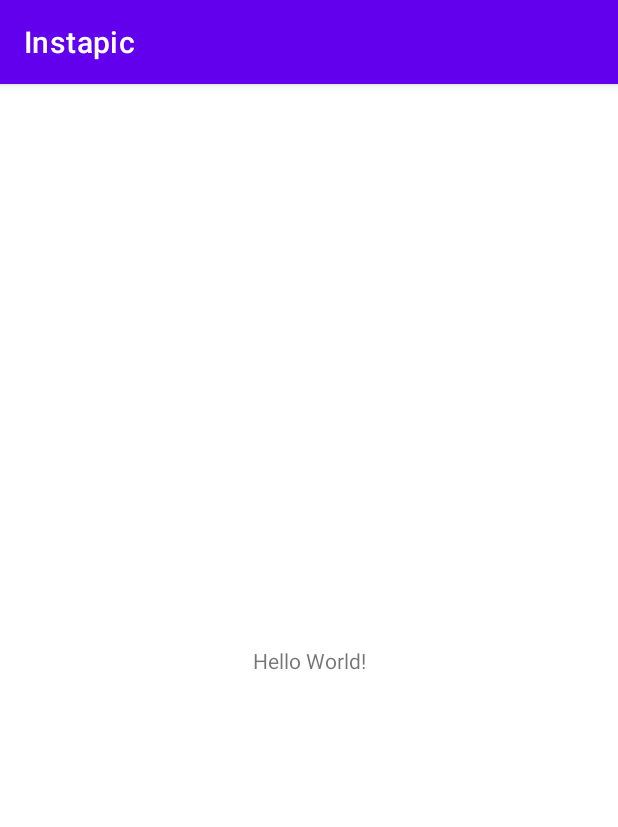
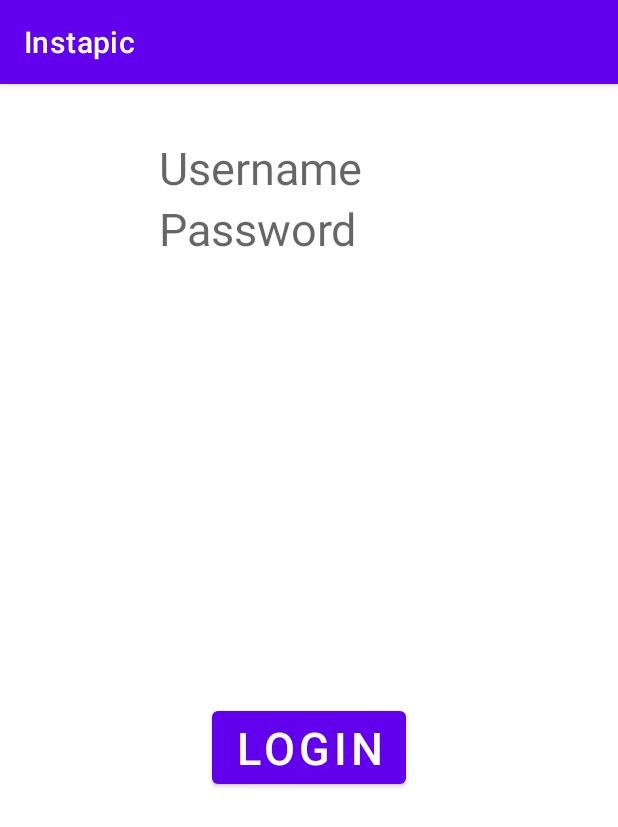
Before and after one commit to DariusGarcia/Instapic, an Android app: the screen it shows after launch (MainActivity before the commit, LoginActivity after it), on a phone screen of 412 x 824 dp. Shown: the top 827 px of the screen. Run offline under Robolectric (Android 15) with nearby library versions, the phone set to English and light mode, and no system bars; libraries missing offline, so code that uses them is left out: com.parse; 1 statement that could not run was skipped.

```diff
--- a/app/build.gradle
+++ b/app/build.gradle
@@ -37,6 +37,7 @@ dependencies {
     implementation 'androidx.appcompat:appcompat:1.4.1'
     implementation 'com.google.android.material:material:1.5.0'
     implementation 'androidx.constraintlayout:constraintlayout:2.1.3'
+    implementation "com.github.parse-community.Parse-SDK-Android:parse:3.0.0"
     testImplementation 'junit:junit:4.+'
     androidTestImplementation 'androidx.test.ext:junit:1.1.3'
     androidTestImplementation 'androidx.test.espresso:espresso-core:3.4.0'
--- /dev/null
+++ b/app/src/main/java/com/example/instapic/InstapicApplication.kt
@@ -0,0 +1,18 @@
+package com.example.instapic
+
+import android.app.Application
+import com.parse.Parse
+
+
+class InstapicApplication  : Application() {
+
+        override fun onCreate() {
+            super.onCreate()
+            Parse.initialize( // Initializing parse right when the app first starts.
+                Parse.Configuration.Builder(this)
+                    .applicationId(getString(R.string.back4app_app_id))
+                    .clientKey(getString(R.string.back4app_client_key))
+                    .server(getString(R.string.back4app_server_url))
+                    .build());
+        }
+    }
--- /dev/null
+++ b/app/src/main/java/com/example/instapic/LoginActivity.kt
@@ -0,0 +1,23 @@
+package com.example.instapic
+
+import androidx.appcompat.app.AppCompatActivity
+import android.os.Bundle
+import android.widget.Button
+import android.widget.EditText
+
+class LoginActivity : AppCompatActivity() {
+    override fun onCreate(savedInstanceState: Bundle?) {
+        super.onCreate(savedInstanceState)
+        setContentView(R.layout.activity_login)
+
+        findViewById<Button>(R.id.login_button).setOnClickListener {
+            val username = findViewById<EditText>(R.id.et_username).text.toString()
+            val password = findViewById<EditText>(R.id.et_password).text.toString()
+            loginUser(username, password)
+        }
+    }
+
+    private fun loginUser (username: String, password: String) {
+
+    }
+}
--- a/app/src/main/java/com/example/instapic/MainActivity.kt
+++ b/app/src/main/java/com/example/instapic/MainActivity.kt
@@ -2,6 +2,10 @@ package com.example.instapic
 
 import androidx.appcompat.app.AppCompatActivity
 import android.os.Bundle
+
+/*
+// Let user create a post by taking a photo with their camera.
+*/
 
 class MainActivity : AppCompatActivity() {
     override fun onCreate(savedInstanceState: Bundle?) {
--- /dev/null
+++ b/app/src/main/res/layout/activity_login.xml
@@ -0,0 +1,45 @@
+<?xml version="1.0" encoding="utf-8"?>
+<androidx.constraintlayout.widget.ConstraintLayout xmlns:android="http://schemas.android.com/apk/res/android"
+    xmlns:app="http://schemas.android.com/apk/res-auto"
+    xmlns:tools="http://schemas.android.com/tools"
+    android:layout_width="match_parent"
+    android:layout_height="match_parent"
+    tools:context=".LoginActivity">
+
+    <TextView
+        android:id="@+id/et_username"
+        android:layout_width="wrap_content"
+        android:layout_height="wrap_content"
+        android:layout_marginTop="35dp"
+        android:width="200dp"
+        android:hint="Username"
+        android:hintTextColor="#757575"
+        android:textSize="30sp"
+        app:layout_constraintEnd_toEndOf="parent"
+        app:layout_constraintStart_toStartOf="parent"
+        app:layout_constraintTop_toTopOf="parent" />
+
+    <TextView
+        android:id="@+id/et_password"
+        android:layout_width="wrap_content"
+        android:layout_height="wrap_content"
+        android:width="200dp"
+        android:ems="10"
+        android:hint="Password"
+        android:hintTextColor="#757575"
+        android:textSize="30sp"
+        app:layout_constraintEnd_toEndOf="parent"
+        app:layout_constraintStart_toStartOf="parent"
+        app:layout_constraintTop_toBottomOf="@+id/et_username" />
+
+    <Button
+        android:id="@+id/login_button"
+        android:layout_width="wrap_content"
+        android:layout_height="wrap_content"
+        android:text="Login"
+        android:textSize="30dp"
+        app:layout_constraintBottom_toBottomOf="parent"
+        app:layout_constraintEnd_toEndOf="parent"
+        app:layout_constraintStart_toStartOf="parent"
+        app:layout_constraintTop_toBottomOf="@+id/et_password" />
+</androidx.constraintlayout.widget.ConstraintLayout>
--- a/app/src/main/res/values/strings.xml
+++ b/app/src/main/res/values/strings.xml
@@ -1,3 +1,8 @@
 <resources>
     <string name="app_name">Instapic</string>
+
+    <string name="back4app_server_url">https://parseapi.back4app.com/</string>
+
+    <string name="back4app_app_id">nk0duh5RXzZmPS3mPxBrHKSQNj3J7EkqwwTbZY0G</string>
+    <string name="back4app_client_key">XMwMwRXt2VZEES3x2uelTUmrdYEDW37n9iDbDVmy</string>
 </resources>
--- a/settings.gradle
+++ b/settings.gradle
@@ -4,6 +4,7 @@ dependencyResolutionManagement {
         google()
         mavenCentral()
         jcenter() // Warning: this repository is going to shut down soon
+        maven { url 'https://jitpack.io' }
     }
 }
 rootProject.name = "Instapic"
```
Also changed, not shown: app/src/main/AndroidManifest.xml (+22 -2 lines).
